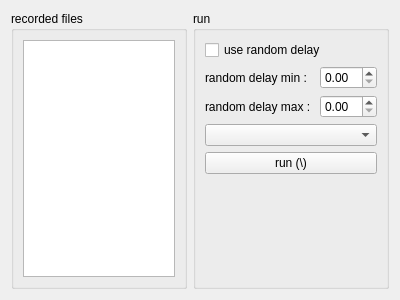
Before: the Qt Designer form src/ui/record_file_form.ui in boa9448/record_mecro, drawn with Qt 5.
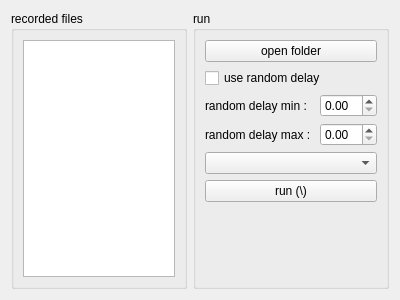
After: the same form once the commit is applied.

Commit message: 정보 메뉴 추가 폴더 열기 버튼 추가

The edit to the form file:
```diff
--- a/src/ui/record_file_form.ui
+++ b/src/ui/record_file_form.ui
@@ -86,6 +86,13 @@
       <item row="3" column="0">
        <widget class="QComboBox" name="run_type_combo"/>
       </item>
+      <item row="0" column="0">
+       <widget class="QPushButton" name="record_open_folde_btn">
+        <property name="text">
+         <string>open folder</string>
+        </property>
+       </widget>
+      </item>
      </layout>
     </widget>
    </item>
```
The commit also changes 3 other files.
